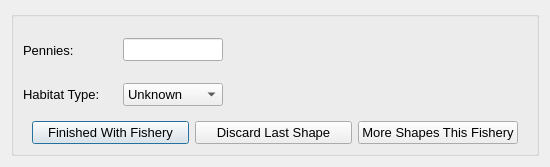
Old version of the form mlpa_scsr_rec_cpfv/Interview/nextpolygon.ui in the repository Ecotrust/openoceanmap-desktop.
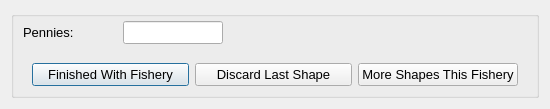
New version of the form.

Diff of the .ui file:
```diff
--- a/mlpa_scsr_rec_cpfv/Interview/nextpolygon.ui
+++ b/mlpa_scsr_rec_cpfv/Interview/nextpolygon.ui
@@ -7,19 +7,19 @@
     <x>0</x>
     <y>0</y>
     <width>550</width>
-    <height>165</height>
+    <height>109</height>
    </rect>
   </property>
   <property name="windowTitle" >
    <string>OpenOceanMap - Next Polygon</string>
   </property>
-  <layout class="QHBoxLayout" name="horizontalLayout_5" >
+  <layout class="QHBoxLayout" >
    <item>
     <widget class="QGroupBox" name="groupBox" >
      <property name="title" >
       <string/>
      </property>
-     <layout class="QVBoxLayout" name="verticalLayout_2" >
+     <layout class="QVBoxLayout" >
       <property name="spacing" >
        <number>0</number>
       </property>
@@ -30,7 +30,7 @@
        <number>0</number>
       </property>
       <item>
-       <layout class="QHBoxLayout" name="horizontalLayout_3" >
+       <layout class="QHBoxLayout" >
         <property name="spacing" >
          <number>0</number>
         </property>
@@ -38,12 +38,12 @@
          <number>6</number>
         </property>
         <item>
-         <layout class="QVBoxLayout" name="verticalLayout" >
+         <layout class="QVBoxLayout" >
           <property name="spacing" >
            <number>0</number>
           </property>
           <item>
-           <layout class="QHBoxLayout" name="horizontalLayout_2" >
+           <layout class="QHBoxLayout" >
             <item>
              <widget class="QLabel" name="label_1" >
               <property name="minimumSize" >
@@ -116,99 +116,17 @@
             </item>
            </layout>
           </item>
-          <item>
-           <layout class="QHBoxLayout" name="horizontalLayout" >
-            <item>
-             <widget class="QLabel" name="habitat_combo_label" >
-              <property name="minimumSize" >
-               <size>
-                <width>100</width>
-                <height>0</height>
-               </size>
-              </property>
-              <property name="maximumSize" >
-               <size>
-                <width>100</width>
-                <height>16777215</height>
-               </size>
-              </property>
-              <property name="font" >
-               <font>
-                <pointsize>10</pointsize>
-               </font>
-              </property>
-              <property name="text" >
-               <string>Habitat Type:</string>
-              </property>
-             </widget>
-            </item>
-            <item>
-             <widget class="QComboBox" name="habitat_combo" >
-              <property name="minimumSize" >
-               <size>
-                <width>100</width>
-                <height>0</height>
-               </size>
-              </property>
-              <property name="maximumSize" >
-               <size>
-                <width>100</width>
-                <height>16777215</height>
-               </size>
-              </property>
-              <property name="font" >
-               <font>
-                <pointsize>10</pointsize>
-               </font>
-              </property>
-              <item>
-               <property name="text" >
-                <string>Unknown</string>
-               </property>
-              </item>
-              <item>
-               <property name="text" >
-                <string>Hard Bottom</string>
-               </property>
-              </item>
-              <item>
-               <property name="text" >
-                <string>Soft Sandy</string>
-               </property>
-              </item>
-              <item>
-               <property name="text" >
-                <string>Mixed</string>
-               </property>
-              </item>
-             </widget>
-            </item>
-            <item>
-             <spacer name="horizontalSpacer_2" >
-              <property name="orientation" >
-               <enum>Qt::Horizontal</enum>
-              </property>
-              <property name="sizeHint" stdset="0" >
-               <size>
-                <width>40</width>
-                <height>20</height>
-               </size>
-              </property>
-             </spacer>
-            </item>
-           </layout>
-          </item>
          </layout>
         </item>
         <item>
-         <spacer name="horizontalSpacer" >
+         <spacer>
           <property name="orientation" >
            <enum>Qt::Horizontal</enum>
           </property>
-          <property name="sizeHint" stdset="0" >
+          <property name="sizeHint" >
            <size>
             <width>88</width>
-            <height>89</height>
+            <height>30</height>
            </size>
           </property>
          </spacer>
```
